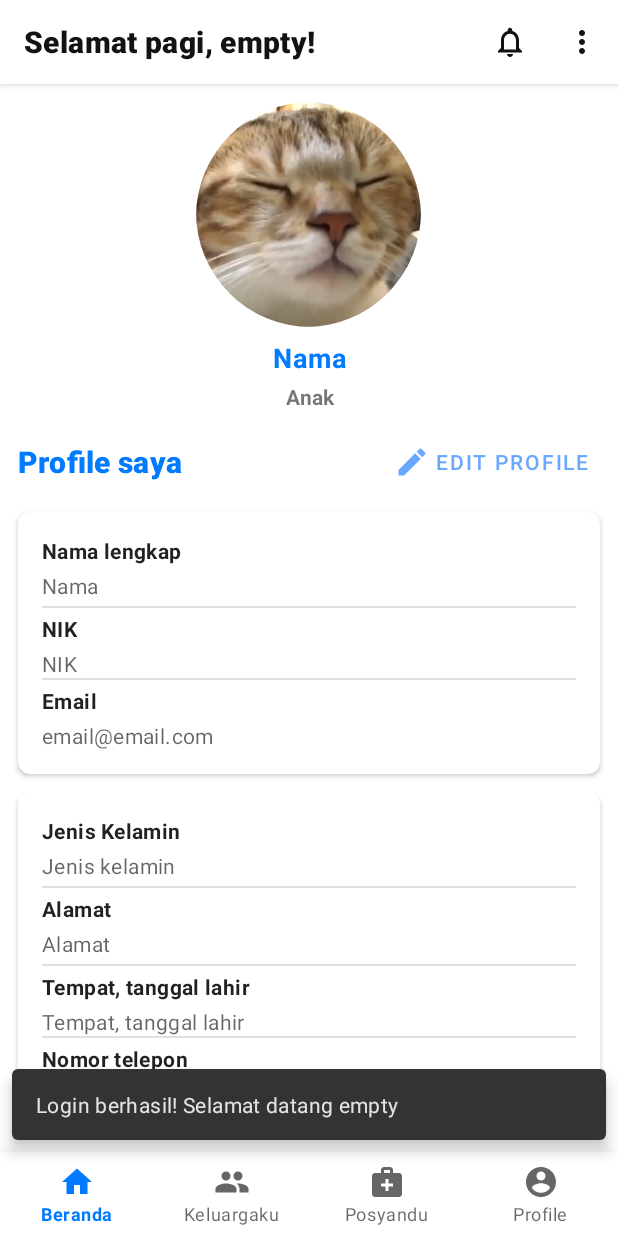
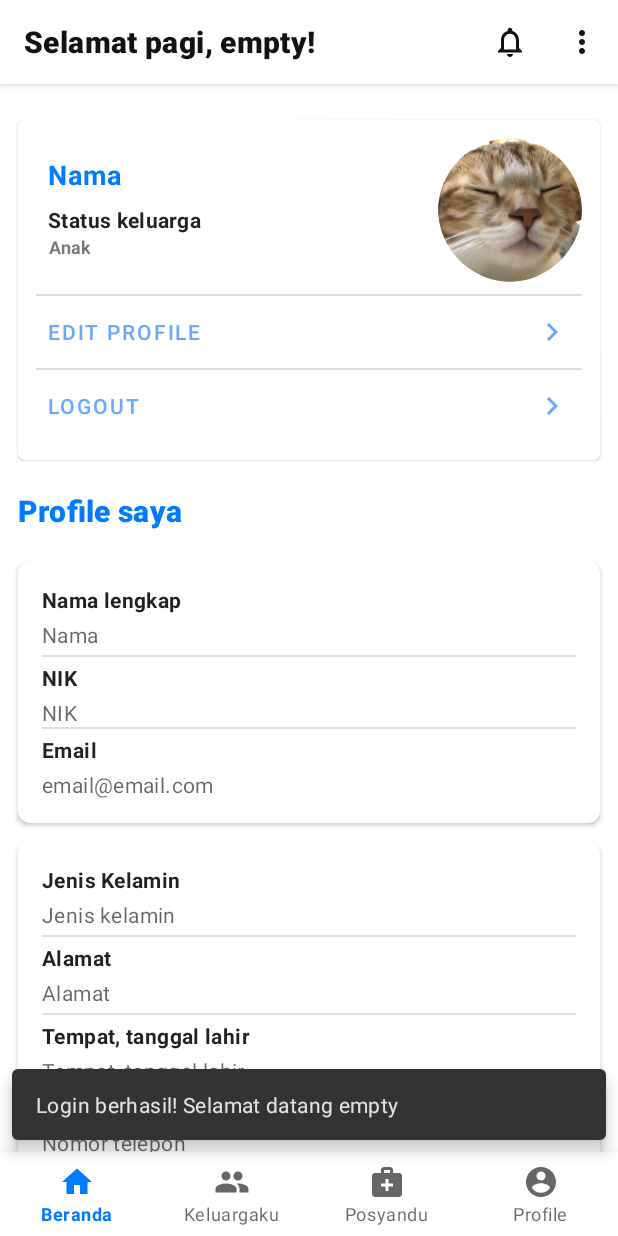
Before and after one commit to sipandu/sipandu-mobile, an Android app: the fragment ProfileFragment placed in its activity, on a phone screen of 412 x 824 dp. Run offline under Robolectric (Android 15) with nearby library versions, the light colour scheme and no system bars; our stand-ins replace Shimmer.

Commit message:
change layout profile fragment
ganti layout fragment profile di homenya, biar lebih cakep dikit

```diff
--- a/app/src/main/java/com/sipanduteam/sipandu/api/RetrofitClient.java
+++ b/app/src/main/java/com/sipanduteam/sipandu/api/RetrofitClient.java
@@ -3,7 +3,7 @@ package com.sipanduteam.sipandu.api;
 import retrofit2.converter.gson.GsonConverterFactory;
 
 public class RetrofitClient {
-    private static final String baseURL = "http://192.168.1.4:8000/api/mobileuser/";
+    private static final String baseURL = "http://192.168.1.101:8000/api/mobileuser/";
     private static retrofit2.Retrofit retrofit;
 
     public static retrofit2.Retrofit buildRetrofit() {
--- /dev/null
+++ b/app/src/main/res/drawable/ic_baseline_keyboard_arrow_right_24.xml
@@ -0,0 +1,11 @@
+<vector xmlns:android="http://schemas.android.com/apk/res/android"
+    android:width="24dp"
+    android:height="24dp"
+    android:viewportWidth="24"
+    android:viewportHeight="24"
+    android:tint="?attr/colorControlNormal"
+    android:autoMirrored="true">
+  <path
+      android:fillColor="@android:color/white"
+      android:pathData="M8.59,16.59L13.17,12 8.59,7.41 10,6l6,6 -6,6 -1.41,-1.41z"/>
+</vector>
--- a/app/src/main/res/layout/fragment_profile.xml
+++ b/app/src/main/res/layout/fragment_profile.xml
@@ -21,18 +21,34 @@
                 android:layout_height="wrap_content"
                 android:orientation="vertical">
 
-                <com.google.android.material.imageview.ShapeableImageView
-                    android:layout_width="150dp"
-                    android:layout_height="150dp"
-                    android:layout_gravity="center"
-                    android:src="@drawable/profilekucing"
-                    app:shapeAppearanceOverlay="@style/roundedImageViewRounded"
-                    app:strokeColor="@color/white"
-                    app:strokeWidth="0dp" />
+                <com.google.android.material.card.MaterialCardView
+                    android:id="@+id/telegram_bot_add_card"
+                    android:layout_width="match_parent"
+                    android:layout_height="wrap_content"
+                    android:layout_margin="12dp">
+
+                    <LinearLayout
+                        android:layout_width="match_parent"
+                        android:layout_height="wrap_content"
+                        android:padding="12dp"
+                        android:orientation="vertical">
+
+                        <androidx.constraintlayout.widget.ConstraintLayout
+                            android:layout_width="match_parent"
+                            android:layout_height="match_parent">
+
+                            <LinearLayout
+                                android:layout_width="0dp"
+                                android:layout_height="wrap_content"
+                                android:orientation="vertical"
+                                app:layout_constraintBottom_toBottomOf="parent"
+                                app:layout_constraintEnd_toStartOf="@+id/profile_image"
+                                app:layout_constraintStart_toStartOf="parent"
+                                app:layout_constraintTop_toTopOf="parent">
 
                                 <TextView
                                     android:id="@+id/profile_name_text"
-                    android:layout_width="match_parent"
+                                    android:layout_width="wrap_content"
                                     android:layout_height="wrap_content"
                                     android:layout_marginStart="8dp"
                                     android:layout_marginLeft="8dp"
@@ -41,22 +57,86 @@
                                     android:layout_marginRight="8dp"
                                     android:layout_marginBottom="4dp"
                                     android:text="Nama"
-                    android:textAlignment="center"
                                     android:textAppearance="?attr/textAppearanceBody1"
                                     android:textColor="@color/primaryColor"
                                     android:textSize="18sp"
                                     android:textStyle="bold" />
 
                                 <TextView
+                                    android:layout_width="wrap_content"
+                                    android:layout_height="wrap_content"
+                                    android:layout_marginStart="8dp"
+                                    android:layout_marginTop="4dp"
+                                    android:text="Status keluarga"
+                                    android:textAppearance="?attr/textAppearanceBody2"
+                                    android:textSize="14sp"
+                                    android:textStyle="bold" />
+
+                                <TextView
                                     android:id="@+id/profile_role_text"
-                    android:layout_width="match_parent"
+                                    android:layout_width="wrap_content"
                                     android:layout_height="wrap_content"
+                                    android:layout_alignTop="@+id/profile_name_text"
                                     android:layout_marginStart="8dp"
                                     android:layout_marginEnd="8dp"
                                     android:layout_marginBottom="12dp"
                                     android:text="Anak"
-                    android:textStyle="bold"
-                    android:textAlignment="center" />
+                                    android:textAlignment="center"
+                                    android:textSize="12sp"
+                                    android:textStyle="bold" />
+                            </LinearLayout>
+
+                            <com.google.android.material.imageview.ShapeableImageView
+                                android:id="@+id/profile_image"
+                                android:layout_width="96dp"
+                                android:layout_height="96dp"
+                                android:layout_alignParentEnd="true"
+                                android:layout_gravity="center|end"
+                                android:src="@drawable/profilekucing"
+                                app:layout_constraintBottom_toBottomOf="parent"
+                                app:layout_constraintEnd_toEndOf="parent"
+                                app:layout_constraintTop_toTopOf="parent"
+                                app:shapeAppearanceOverlay="@style/roundedImageViewRounded"
+                                app:strokeColor="@color/white"
+                                app:strokeWidth="0dp" />
+
+
+
+                        </androidx.constraintlayout.widget.ConstraintLayout>
+
+                        <View
+                            android:layout_marginTop="8dp"
+                            style="@style/Divider"/>
+
+                        <Button
+                            android:id="@+id/edit_profile_button"
+                            app:icon="@drawable/ic_baseline_keyboard_arrow_right_24"
+                            app:iconTint="@color/primaryLightColor"
+                            app:iconGravity="end"
+                            android:textAlignment="viewStart"
+                            style="@style/Widget.MaterialComponents.Button.TextButton"
+                            android:layout_width="match_parent"
+                            android:layout_height="match_parent"
+                            android:textColor="@color/primaryLightColor"
+                            android:text="Edit profile" />
+
+                        <View
+                            style="@style/Divider"/>
+
+                        <Button
+                            android:id="@+id/logout_profile_button"
+                            app:icon="@drawable/ic_baseline_keyboard_arrow_right_24"
+                            app:iconGravity="end"
+                            android:textAlignment="viewStart"
+                            app:iconTint="@color/primaryLightColor"
+                            style="@style/Widget.MaterialComponents.Button.TextButton"
+                            android:layout_width="match_parent"
+                            android:layout_height="match_parent"
+                            android:textColor="@color/primaryLightColor"
+                            android:text="Logout" />
+                    </LinearLayout>
+                </com.google.android.material.card.MaterialCardView>
+
 
                 <LinearLayout
                     android:layout_width="match_parent"
@@ -76,17 +156,6 @@
                         android:textAppearance="?attr/textAppearanceHeadline6"
                         android:textColor="@color/primaryColor"
                         android:textStyle="bold" />
-
-                <Button
-                    android:id="@+id/edit_profile_button"
-                    app:icon="@drawable/ic_baseline_edit_24"
-                    app:iconTint="@color/primaryLightColor"
-                    style="@style/Widget.MaterialComponents.Button.TextButton"
-                    android:layout_width="wrap_content"
-                    android:layout_height="match_parent"
-                    android:textColor="@color/primaryLightColor"
-                    android:text="Edit profile" />
-
                 </LinearLayout>
 
     <!--            card nama lengkap sama nik, email start -->
```
Lines whose indentation alone changed are shown as unchanged.
